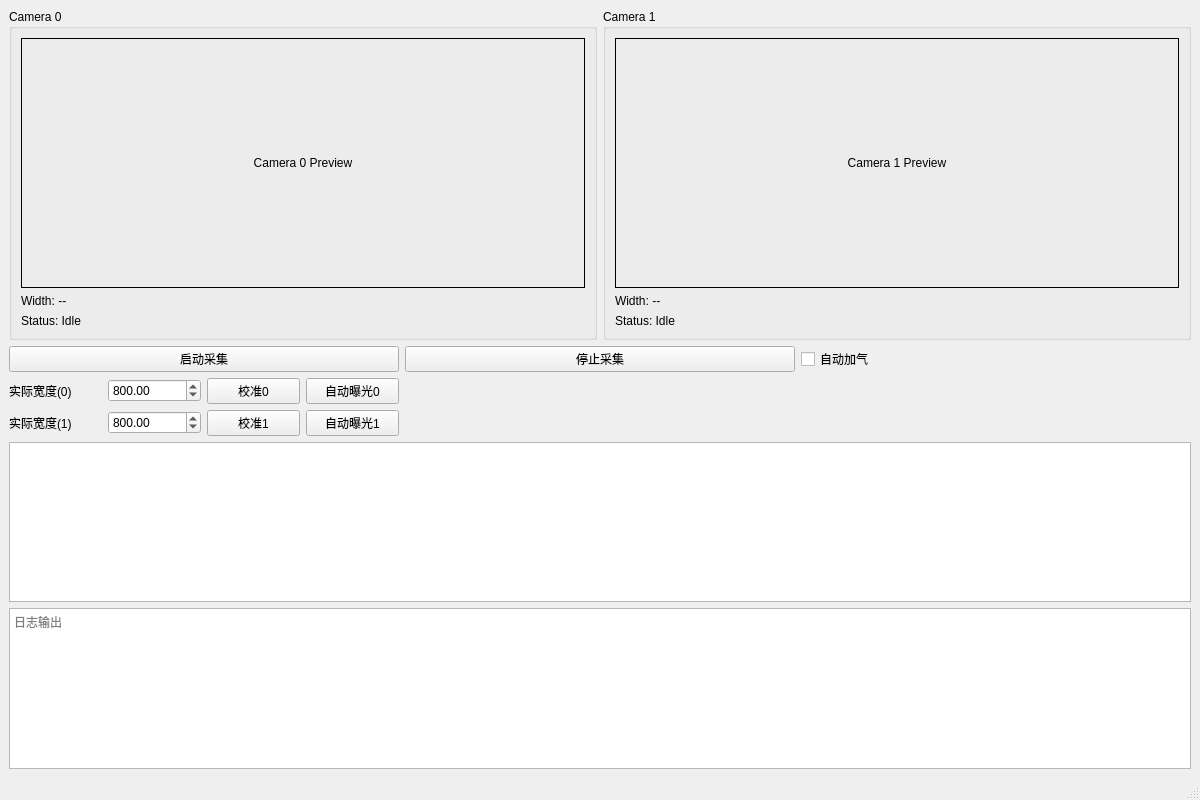
First picture: the form in xingaodaapp.ui, repository ba7lgj-dev/MyOpenCV, before the edit.
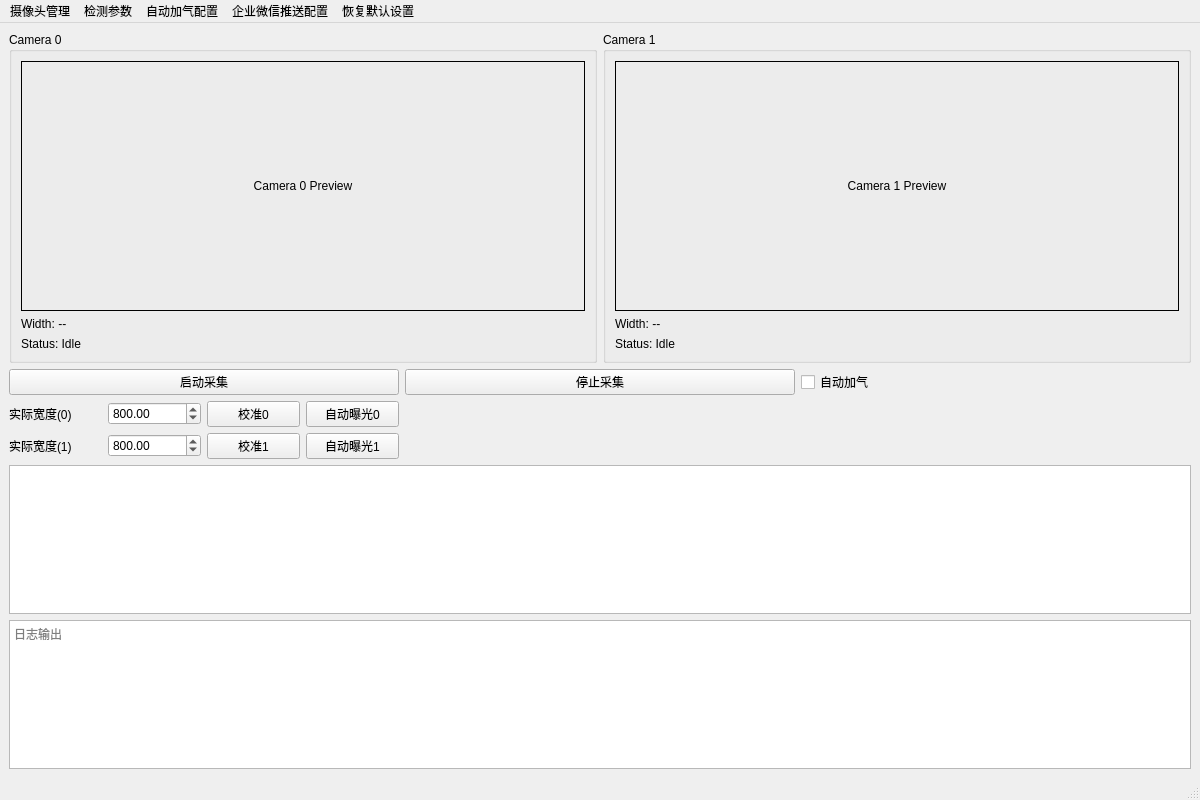
Second picture: the form after the edit. Custom widgets are drawn as their Qt base class.

Commit message: Add push notification support and default reset menu

The edit to the form file:
```diff
--- a/xingaodaapp.ui
+++ b/xingaodaapp.ui
@@ -210,7 +210,51 @@
     </item>
    </layout>
   </widget>
-  <widget class="QMenuBar" name="menubar"/>
+  <widget class="QMenuBar" name="menubar">
+   <property name="geometry">
+    <rect>
+     <x>0</x>
+     <y>0</y>
+     <width>1200</width>
+     <height>22</height>
+    </rect>
+   </property>
+   <widget class="QMenu" name="menuCamera">
+    <property name="title">
+     <string>摄像头管理</string>
+    </property>
+    <addaction name="actionCameraSettings"/>
+   </widget>
+   <widget class="QMenu" name="menuDetection">
+    <property name="title">
+     <string>检测参数</string>
+    </property>
+    <addaction name="actionDetectionSettings"/>
+   </widget>
+   <widget class="QMenu" name="menuPump">
+    <property name="title">
+     <string>自动加气配置</string>
+    </property>
+    <addaction name="actionPumpSettings"/>
+   </widget>
+   <widget class="QMenu" name="menuPush">
+    <property name="title">
+     <string>企业微信推送配置</string>
+    </property>
+    <addaction name="actionPushSettings"/>
+   </widget>
+   <widget class="QMenu" name="menuDefaults">
+    <property name="title">
+     <string>恢复默认设置</string>
+    </property>
+    <addaction name="actionRestoreDefaults"/>
+   </widget>
+   <addaction name="menuCamera"/>
+   <addaction name="menuDetection"/>
+   <addaction name="menuPump"/>
+   <addaction name="menuPush"/>
+   <addaction name="menuDefaults"/>
+  </widget>
   <widget class="QStatusBar" name="statusbar"/>
  </widget>
  <customwidgets>
```
Left out of the diff: 25 changed lines with no effect on the pictures. The commit also changes 10 other files.
